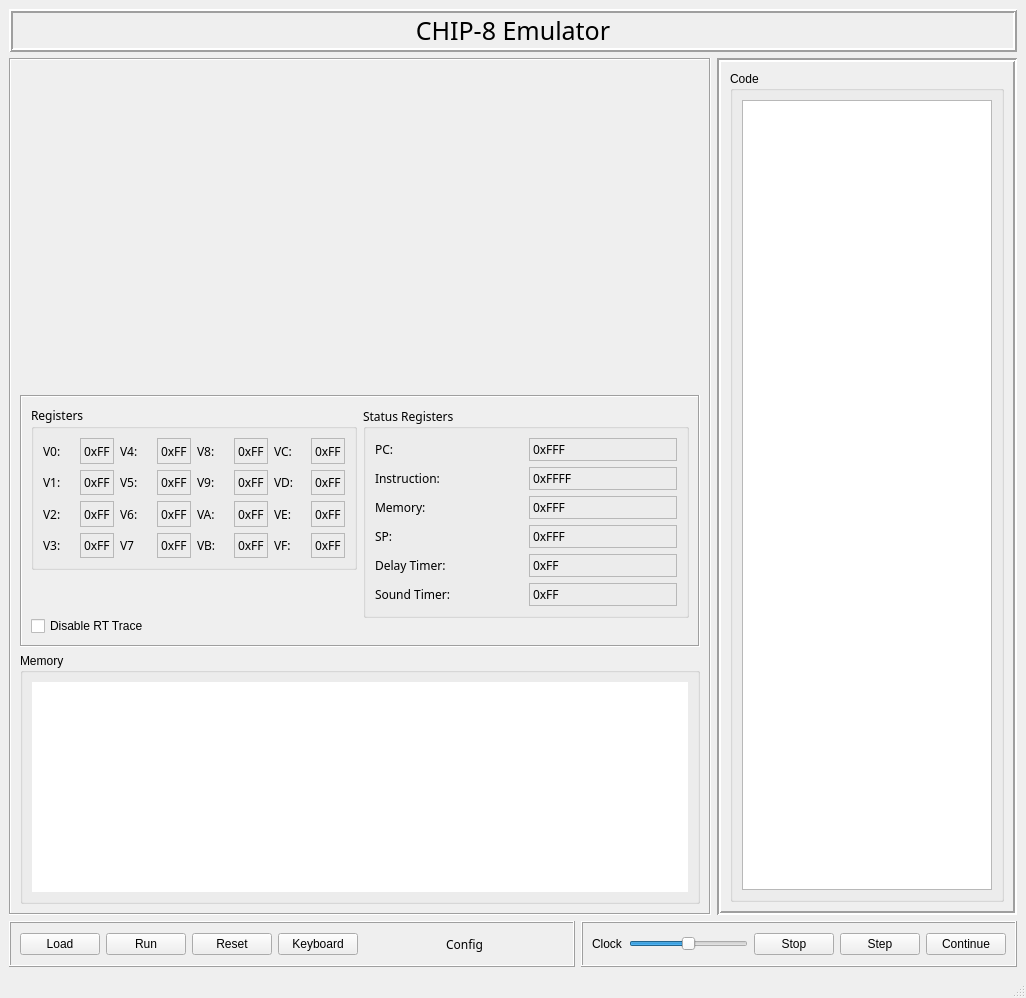
Old version of the form src/gui/ui/mainwindow.ui in the repository 42wonko/chip8.
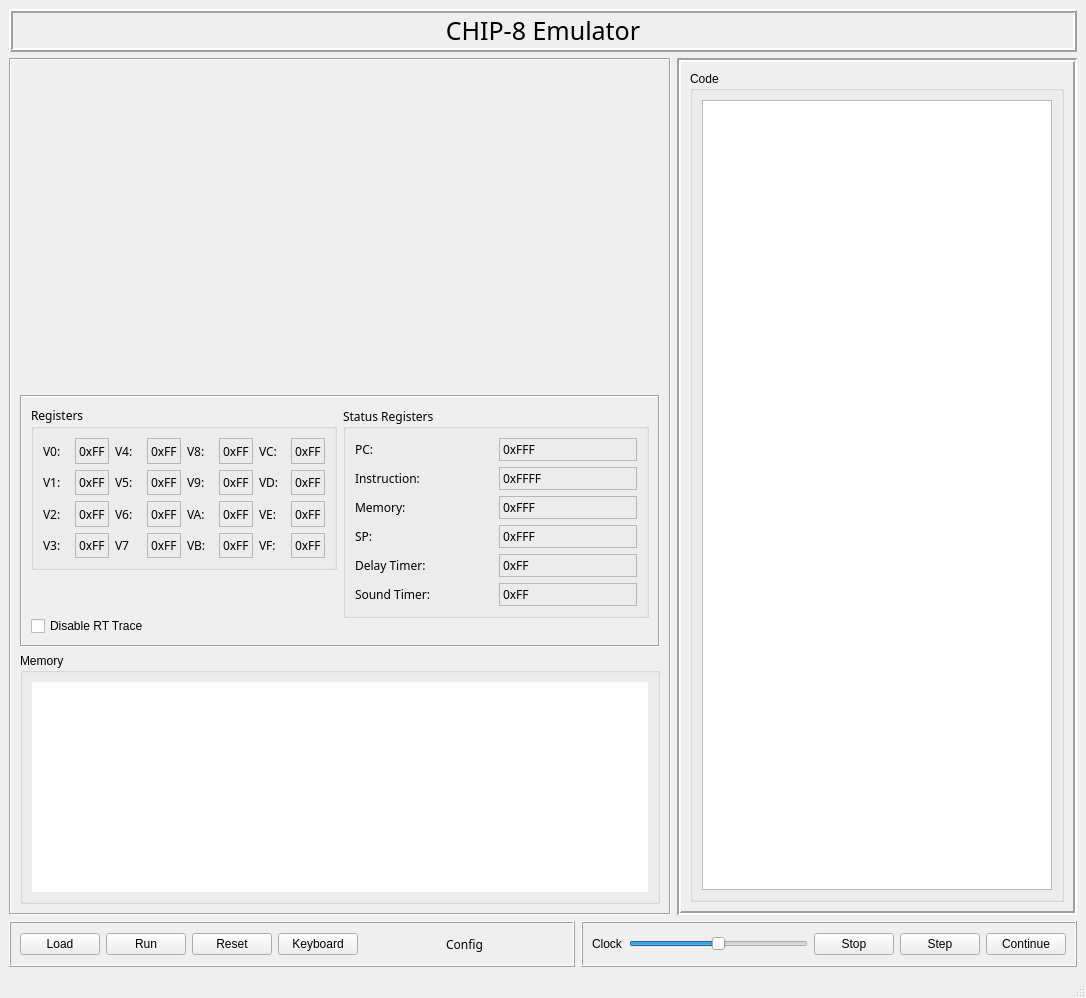
New version of the form. Custom widgets are drawn as their Qt base class.

Patch:
```diff
--- a/src/gui/ui/mainwindow.ui
+++ b/src/gui/ui/mainwindow.ui
@@ -775,6 +775,12 @@
           <verstretch>0</verstretch>
          </sizepolicy>
         </property>
+        <property name="minimumSize">
+         <size>
+          <width>400</width>
+          <height>0</height>
+         </size>
+        </property>
         <property name="maximumSize">
          <size>
           <width>300</width>
@@ -799,6 +805,12 @@
              <verstretch>0</verstretch>
             </sizepolicy>
            </property>
+           <property name="minimumSize">
+            <size>
+             <width>0</width>
+             <height>0</height>
+            </size>
+           </property>
            <property name="title">
             <string>Code</string>
            </property>
```
